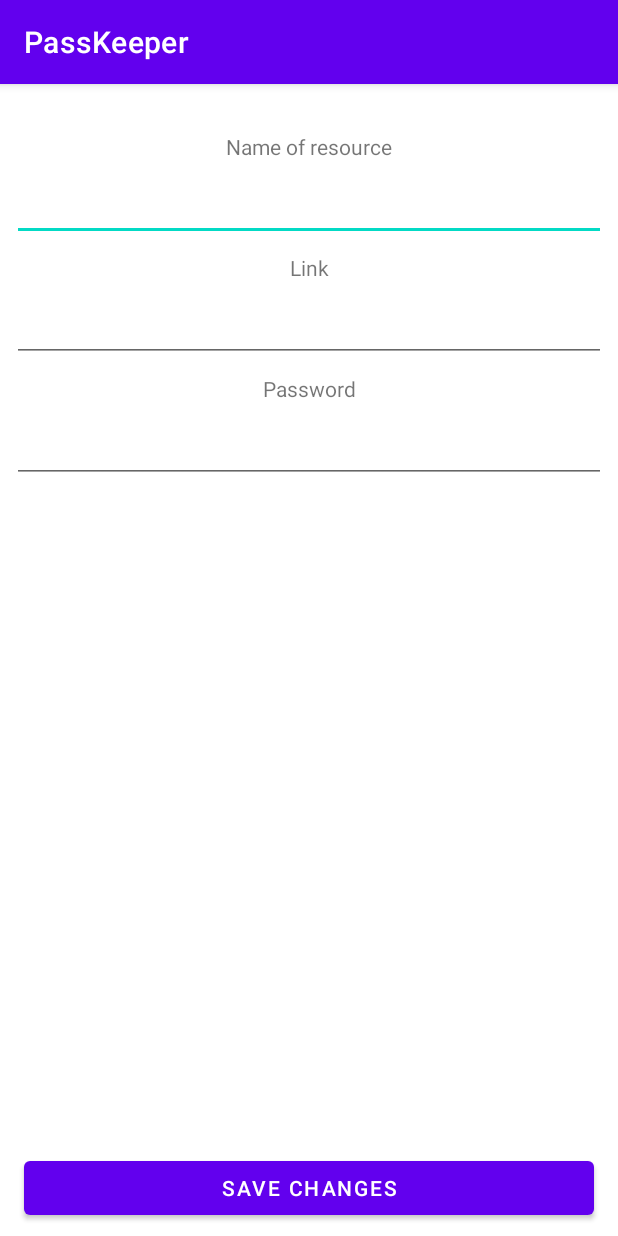
After one commit to YuriYunitski/PassKeeper, an Android app: the ChangeData screen opened directly, with no data from a screen before it, on a phone screen of 412 x 824 dp. The commit adds this screen. Run offline under Robolectric (Android 15) with nearby library versions, the light colour scheme and no system bars.

Commit message:
change ability

```diff
--- a/app/src/main/AndroidManifest.xml
+++ b/app/src/main/AndroidManifest.xml
@@ -9,16 +9,20 @@
         android:roundIcon="@mipmap/ic_launcher_round"
         android:supportsRtl="true"
         android:theme="@style/Theme.PassKeeper">
-        <activity android:name=".Enter">
+        <activity android:name=".ChangeData"
+            android:screenOrientation="portrait"></activity>
+        <activity android:name=".Enter"
+            android:screenOrientation="portrait">
             <intent-filter>
                 <action android:name="android.intent.action.MAIN" />
 
                 <category android:name="android.intent.category.LAUNCHER" />
             </intent-filter>
         </activity>
-        <activity android:name=".NewPass"></activity>
-        <activity android:name=".MainActivity">
-        </activity>
+        <activity android:name=".NewPass"
+            android:screenOrientation="portrait"/>
+        <activity android:name=".MainActivity"
+            android:screenOrientation="portrait"></activity>
     </application>
 
 </manifest>
--- /dev/null
+++ b/app/src/main/java/com/yunitski/passkeeper/ChangeData.java
@@ -0,0 +1,59 @@
+package com.yunitski.passkeeper;
+
+import androidx.appcompat.app.AppCompatActivity;
+
+import android.content.Intent;
+import android.database.sqlite.SQLiteDatabase;
+import android.os.Bundle;
+import android.view.View;
+import android.widget.Button;
+import android.widget.EditText;
+
+import java.util.ArrayList;
+
+public class ChangeData extends AppCompatActivity implements View.OnClickListener {
+
+    EditText resCh, linkCh, passCh;
+    Button saveSh;
+    DBHelper dbHelper;
+    SQLiteDatabase database;
+    int index;
+    String r, l, p;
+
+    @Override
+    protected void onCreate(Bundle savedInstanceState) {
+        super.onCreate(savedInstanceState);
+        setContentView(R.layout.activity_change_data);
+
+        resCh = findViewById(R.id.et_name_of_res_change);
+        linkCh = findViewById(R.id.et_link_change);
+        passCh = findViewById(R.id.et_pass_change);
+        saveSh = findViewById(R.id.save_button_change);
+        saveSh.setOnClickListener(this);
+        dbHelper = new DBHelper(this);
+
+        Intent intent = getIntent();
+        r = intent.getStringExtra("res");
+        l = intent.getStringExtra("link");
+        p = intent.getStringExtra("pass");
+        index = intent.getIntExtra("ind", 0);
+        resCh.setText(r);
+        linkCh.setText(l);
+        passCh.setText(p);
+    }
+
+    @Override
+    public void onClick(View v) {
+        database = dbHelper.getWritableDatabase();
+        String strSQL = "UPDATE " + InputData.TaskEntry.TABLE + " SET " + InputData.TaskEntry.NAMES + " = " + "'" + resCh.getText().toString() + "' , " + InputData.TaskEntry.LINKS + " = " + "'" + linkCh.getText().toString() + "' , " + InputData.TaskEntry.PASSES + " = " + "'" + passCh.getText().toString() + "'" + " WHERE " + InputData.TaskEntry._ID + " = " + index + ";";
+        database.execSQL(strSQL);
+        database.close();
+        Intent intent = new Intent();
+        intent.putExtra("r1", resCh.getText().toString());
+        intent.putExtra("l1", linkCh.getText().toString());
+        intent.putExtra("p1", passCh.getText().toString());
+        setResult(RESULT_OK, intent);
+        finish();
+
+    }
+}
--- a/app/src/main/java/com/yunitski/passkeeper/MainActivity.java
+++ b/app/src/main/java/com/yunitski/passkeeper/MainActivity.java
@@ -42,6 +42,7 @@ public class MainActivity extends AppCompatActivity implements View.OnClickListe
     ArrayList<Integer> indexes;
     ArrayAdapter<String> arrayAdapter;
     public static final int ACCESS_SAVE = 1;
+    public static final int DB_CHANGE = 2;
     String res, link, pass, resIn, linkIn, passIn;
     DBHelper dbHelper;
     FragmentManager fragmentManager;
@@ -91,13 +92,22 @@ public class MainActivity extends AppCompatActivity implements View.OnClickListe
     @Override
     protected void onActivityResult(int requestCode, int resultCode, @Nullable Intent data) {
         super.onActivityResult(requestCode, resultCode, data);
-        if (resultCode == RESULT_OK){
+        if (requestCode == ACCESS_SAVE) {
+            if (resultCode == RESULT_OK) {
                 res = data.getStringExtra("res");
                 link = data.getStringExtra("link");
                 pass = data.getStringExtra("pass");
                 NewPassClass newPassClass = new NewPassClass(res, link, pass);
                 String r = newPassClass.getNameOfResource();
                 arrayAdapter.add(r);
+            }
+        } else if (requestCode == DB_CHANGE){
+            if (resultCode == RESULT_OK){
+                res = data.getStringExtra("r1");
+                link = data.getStringExtra("l1");
+                pass = data.getStringExtra("p1");
+
+            }
         }
         updateUI();
     }
@@ -168,6 +178,18 @@ public class MainActivity extends AppCompatActivity implements View.OnClickListe
             case R.id.delete:
                 deleteFromBase(info.position);
                 break;
+            case R.id.change_smth:
+                Intent intent = new Intent(getApplicationContext(), ChangeData.class);
+                String r = arrayList.get(info.position);
+                String l = linksArray.get(info.position);
+                String p = passesArray.get(info.position);
+                int i = indexes.get(info.position);
+                intent.putExtra("res", r);
+                intent.putExtra("link", l);
+                intent.putExtra("pass", p);
+                intent.putExtra("ind", i);
+                startActivityForResult(intent, DB_CHANGE);
+                break;
         }
         return super.onContextItemSelected(item);
     }
--- a/app/src/main/java/com/yunitski/passkeeper/PassInfoFragment.java
+++ b/app/src/main/java/com/yunitski/passkeeper/PassInfoFragment.java
@@ -5,7 +5,9 @@ import android.content.ClipboardManager;
 import android.content.Context;
 import android.content.Intent;
 import android.os.Bundle;
+import android.view.ContextMenu;
 import android.view.LayoutInflater;
+import android.view.MenuInflater;
 import android.view.View;
 import android.view.ViewGroup;
 import android.widget.Button;
@@ -85,4 +87,5 @@ public class PassInfoFragment extends Fragment implements View.OnClickListener {
                 break;
         }
     }
+
 }
--- /dev/null
+++ b/app/src/main/res/layout/activity_change_data.xml
@@ -0,0 +1,90 @@
+<?xml version="1.0" encoding="utf-8"?>
+<androidx.constraintlayout.widget.ConstraintLayout xmlns:android="http://schemas.android.com/apk/res/android"
+    xmlns:app="http://schemas.android.com/apk/res-auto"
+    xmlns:tools="http://schemas.android.com/tools"
+    android:layout_width="match_parent"
+    android:layout_height="match_parent"
+    tools:context=".ChangeData">
+
+    <TextView
+        android:id="@+id/name_of_resource_change"
+        android:layout_width="wrap_content"
+        android:layout_height="wrap_content"
+        android:layout_marginTop="32dp"
+        android:text="Name of resource"
+        app:layout_constraintEnd_toEndOf="parent"
+        app:layout_constraintStart_toStartOf="parent"
+        app:layout_constraintTop_toTopOf="parent" />
+
+    <EditText
+        android:id="@+id/et_name_of_res_change"
+        android:layout_width="0dp"
+        android:layout_height="wrap_content"
+        android:layout_marginStart="8dp"
+        android:layout_marginTop="8dp"
+        android:layout_marginEnd="8dp"
+        android:ems="10"
+        android:inputType="textPersonName"
+        app:layout_constraintEnd_toEndOf="parent"
+        app:layout_constraintStart_toStartOf="parent"
+        app:layout_constraintTop_toBottomOf="@+id/name_of_resource_change" />
+
+    <TextView
+        android:id="@+id/link_change"
+        android:layout_width="wrap_content"
+        android:layout_height="wrap_content"
+        android:layout_marginTop="8dp"
+        android:text="Link"
+        app:layout_constraintEnd_toEndOf="parent"
+        app:layout_constraintStart_toStartOf="parent"
+        app:layout_constraintTop_toBottomOf="@+id/et_name_of_res_change" />
+
+    <EditText
+        android:id="@+id/et_link_change"
+        android:layout_width="0dp"
+        android:layout_height="wrap_content"
+        android:layout_marginStart="8dp"
+        android:layout_marginTop="8dp"
+        android:layout_marginEnd="8dp"
+        android:ems="10"
+        android:inputType="textPersonName"
+        app:layout_constraintEnd_toEndOf="parent"
+        app:layout_constraintStart_toStartOf="parent"
+        app:layout_constraintTop_toBottomOf="@+id/link_change" />
+
+    <TextView
+        android:id="@+id/pass_change"
+        android:layout_width="wrap_content"
+        android:layout_height="wrap_content"
+        android:layout_marginTop="8dp"
+        android:text="Password"
+        app:layout_constraintEnd_toEndOf="parent"
+        app:layout_constraintStart_toStartOf="parent"
+        app:layout_constraintTop_toBottomOf="@+id/et_link_change" />
+
+    <EditText
+        android:id="@+id/et_pass_change"
+        android:layout_width="0dp"
+        android:layout_height="wrap_content"
+        android:layout_marginStart="8dp"
+        android:layout_marginTop="8dp"
+        android:layout_marginEnd="8dp"
+        android:ems="10"
+        android:inputType="textPersonName"
+        app:layout_constraintEnd_toEndOf="parent"
+        app:layout_constraintStart_toStartOf="parent"
+        app:layout_constraintTop_toBottomOf="@+id/pass_change" />
+
+    <Button
+        android:id="@+id/save_button_change"
+        android:layout_width="0dp"
+        android:layout_height="wrap_content"
+        android:layout_marginStart="16dp"
+        android:layout_marginEnd="16dp"
+        android:layout_marginBottom="8dp"
+        android:text="save changes"
+        app:layout_constraintBottom_toBottomOf="parent"
+        app:layout_constraintEnd_toEndOf="parent"
+        app:layout_constraintStart_toStartOf="parent" />
+
+</androidx.constraintlayout.widget.ConstraintLayout>
--- a/app/src/main/res/menu/context_menu.xml
+++ b/app/src/main/res/menu/context_menu.xml
@@ -2,4 +2,6 @@
 <menu xmlns:android="http://schemas.android.com/apk/res/android">
     <item android:id="@+id/delete"
         android:title="Delete"/>
+    <item android:id="@+id/change_smth"
+        android:title="Change"/>
 </menu>
```
Lines whose indentation alone changed are shown as unchanged.
